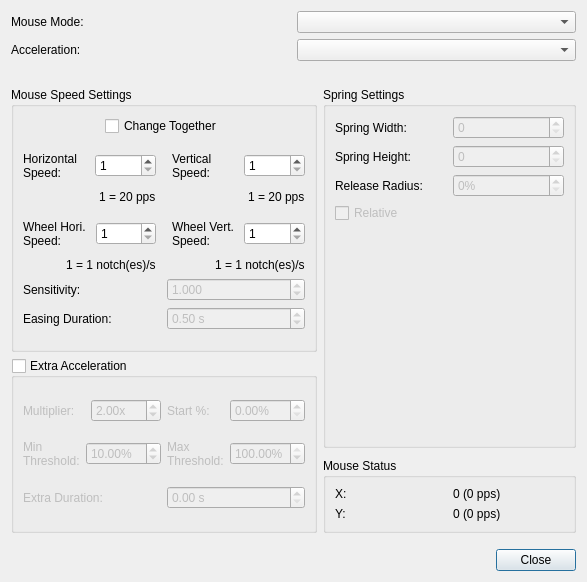
First picture: the form in src/mousesettingsdialog.ui, repository AntiMicroX/antimicrox, before the edit.
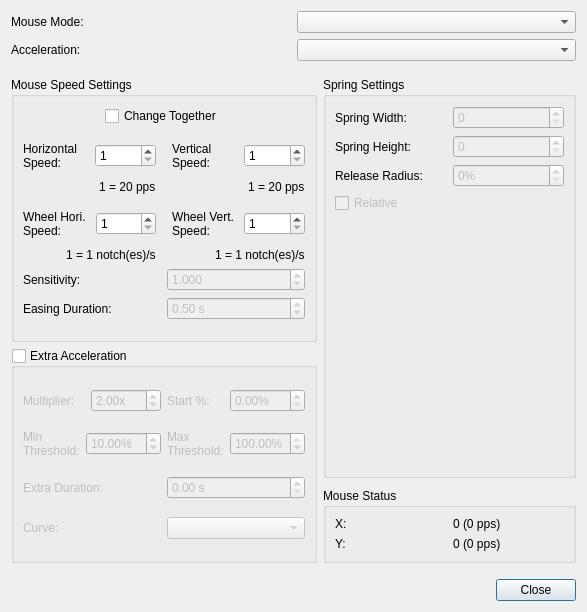
Second picture: the form after the edit.

Commit message: Experiment with different curves for extra acceleration.

Diff of the .ui file:
```diff
--- a/src/mousesettingsdialog.ui
+++ b/src/mousesettingsdialog.ui
@@ -10,7 +10,7 @@
     <x>0</x>
     <y>0</y>
     <width>587</width>
-    <height>582</height>
+    <height>612</height>
    </rect>
   </property>
   <property name="windowTitle">
@@ -160,7 +160,7 @@
      <property name="sizeHint" stdset="0">
       <size>
        <width>20</width>
-       <height>20</height>
+       <height>10</height>
       </size>
      </property>
     </spacer>
@@ -513,6 +513,9 @@
        </item>
        <item>
         <widget class="QGroupBox" name="extraAccelerationGroupBox">
+         <property name="enabled">
+          <bool>true</bool>
+         </property>
          <property name="toolTip">
           <string>Options for adding extra acceleration to the mouse
 movement beyond what the acceleration curve would
@@ -705,6 +708,46 @@
             </item>
            </layout>
           </item>
+          <item>
+           <layout class="QHBoxLayout" name="horizontalLayout_16">
+            <item>
+             <widget class="QLabel" name="label_6">
+              <property name="text">
+               <string>Curve:</string>
+              </property>
+             </widget>
+            </item>
+            <item>
+             <widget class="QComboBox" name="extraAccelCurveComboBox">
+              <item>
+               <property name="text">
+                <string/>
+               </property>
+              </item>
+              <item>
+               <property name="text">
+                <string>Linear</string>
+               </property>
+              </item>
+              <item>
+               <property name="text">
+                <string>Ease Out Sine</string>
+               </property>
+              </item>
+              <item>
+               <property name="text">
+                <string>Ease Out Quad</string>
+               </property>
+              </item>
+              <item>
+               <property name="text">
+                <string>Ease Out Cubic</string>
+               </property>
+              </item>
+             </widget>
+            </item>
+           </layout>
+          </item>
          </layout>
         </widget>
        </item>
```
Left out of the diff: 2 changed lines with no effect on the pictures. The commit also changes 19 other files.
